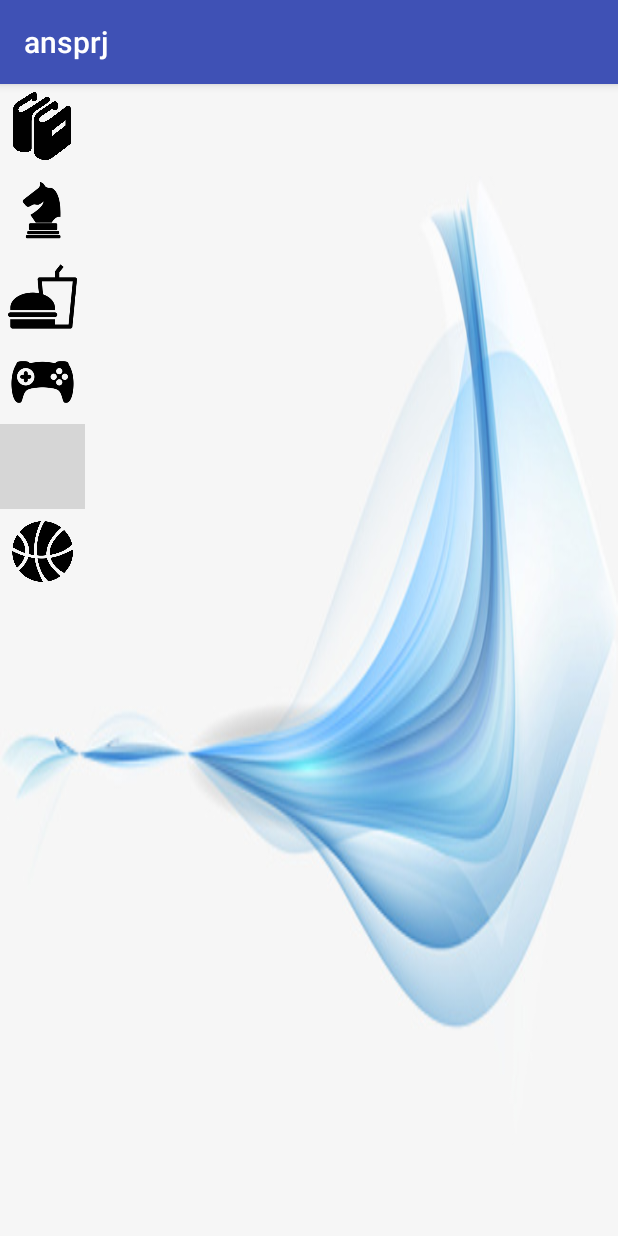
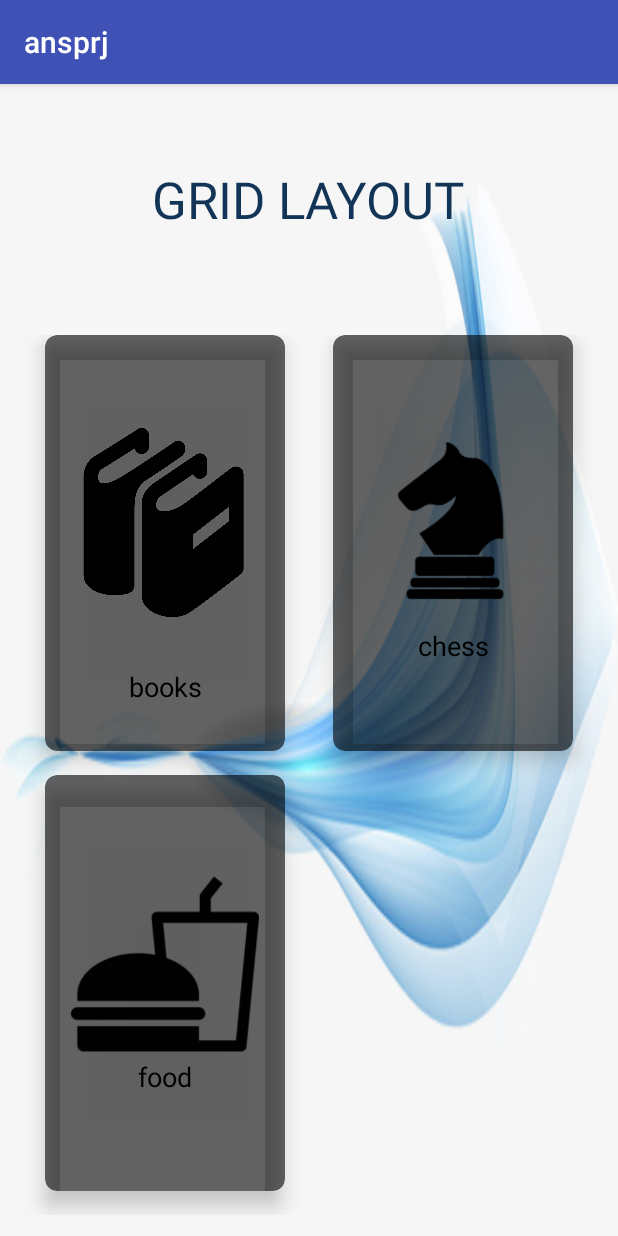
Before and after one commit to Anees123Najar/ansprj, an Android app: the wallActvty screen opened directly, with no data from a screen before it, on a phone screen of 412 x 824 dp. Run offline under Robolectric (Android 15) with nearby library versions, the phone set to English and light mode, and no system bars; grey boxes are pictures that could not be loaded.

Commit message:
22/10/18

```diff
--- a/app/build.gradle
+++ b/app/build.gradle
@@ -20,7 +20,9 @@ android {
 
 dependencies {
     implementation fileTree(dir: 'libs', include: ['*.jar'])
+    //noinspection GradleCompatible
     implementation 'com.android.support:appcompat-v7:28.0.0'
+    implementation 'com.android.support:cardview-v7:28.0.0'
     implementation 'com.android.support.constraint:constraint-layout:1.0.2'
     implementation 'com.android.support:design:28.0.0'
     implementation 'com.google.firebase:firebase-auth:11.6.0'
--- a/app/src/main/java/com/example/user/ansprj/wallActvty.java
+++ b/app/src/main/java/com/example/user/ansprj/wallActvty.java
@@ -13,15 +13,16 @@ public class wallActvty extends AppCompatActivity {
     protected void onCreate(Bundle savedInstanceState) {
         super.onCreate(savedInstanceState);
         setContentView(R.layout.activity_wall_actvty);
-        GridView gridvw = (GridView) findViewById(R.id.gridvw);
-        gridvw.setAdapter(new ImageAdapter(this));
 
-        gridvw.setOnItemClickListener(new AdapterView.OnItemClickListener() {
-            public void onItemClick(AdapterView<?> parent, View v,
-                                    int position, long id) {
-                Toast.makeText(wallActvty.this, "" + position,
-                        Toast.LENGTH_SHORT).show();
-            }
-        });
     }
 }
+    //GridView gridvw = (GridView) findViewById(R.id.gridvw);
+      //  gridvw.setAdapter(new ImageAdapter(this));
+
+//                gridvw.setOnItemClickListener(new AdapterView.OnItemClickListener() {
+//public void onItemClick(AdapterView<?> parent, View v,
+  //      int position, long id) {
+    //    Toast.makeText(wallActvty.this, "" + position,
+      //  Toast.LENGTH_SHORT).show();
+        //}
+        //});
--- a/app/src/main/res/layout/activity_wall_actvty.xml
+++ b/app/src/main/res/layout/activity_wall_actvty.xml
@@ -5,11 +5,145 @@
     android:layout_width="match_parent"
     android:layout_height="match_parent"
     android:background="@drawable/wvbckgrnd3"
+    android:orientation="vertical"
     android:gravity="center"
+    android:weightSum="10"
     tools:context=".wallActvty">
 
-    <GridView
-        android:id="@+id/gridvw"
+    <RelativeLayout
+        android:layout_weight="2"
         android:layout_width="match_parent"
-        android:layout_height="match_parent"></GridView>
+        android:layout_height="0dp">
+        <TextView
+            android:id="@+id/wllGridTv"
+            android:text="GRID LAYOUT"
+            android:textSize="34dp"
+            android:textColor="#123456"
+            android:layout_centerInParent="true"
+            android:layout_width="wrap_content"
+            android:layout_height="wrap_content" />
+
+    </RelativeLayout>
+
+    <GridLayout
+        android:columnCount="2"
+        android:rowCount="3"
+        android:alignmentMode="alignMargins"
+        android:columnOrderPreserved="false"
+        android:layout_weight="8"
+        android:layout_width="match_parent"
+        android:layout_height="0dp"
+        android:padding="14dp"
+        android:background="#00141414">
+        <!-- Row 1-->
+        <!-- column 1 -->
+        <android.support.v7.widget.CardView
+            android:layout_width="0dp"
+            android:layout_height="0dp"
+            android:layout_columnWeight="1"
+            android:layout_marginBottom="16dp"
+            android:layout_marginLeft="16dp"
+            android:layout_marginRight="16dp"
+            android:layout_rowWeight="1"
+            app:cardBackgroundColor="?android:attr/colorControlNormal"
+            app:cardCornerRadius="8dp"
+            app:cardElevation="8dp">
+
+            <LinearLayout
+                android:layout_width="wrap_content"
+                android:layout_height="wrap_content"
+                android:layout_gravity="center_horizontal|center_vertical"
+                android:layout_margin="16dp"
+                android:orientation="vertical">
+
+                <ImageView
+                    android:layout_width="match_parent"
+                    android:layout_height="192dp"
+                    android:src="@drawable/wllbksimg" />
+
+                <TextView
+                    android:layout_width="match_parent"
+                    android:layout_height="wrap_content"
+                    android:text="books"
+                    android:textAlignment="center"
+                    android:textColor="@android:color/black"
+                    android:textSize="18dp" />
+
+            </LinearLayout>
+        </android.support.v7.widget.CardView>
+
+        <!-- column 2 -->
+        <android.support.v7.widget.CardView
+            android:layout_width="0dp"
+            android:layout_height="0dp"
+            android:layout_columnWeight="1"
+            android:layout_marginBottom="16dp"
+            android:layout_marginLeft="16dp"
+            android:layout_marginRight="16dp"
+            android:layout_rowWeight="1"
+            app:cardBackgroundColor="?android:attr/colorControlNormal"
+            app:cardCornerRadius="8dp"
+            app:cardElevation="8dp">
+
+            <LinearLayout
+                android:layout_width="wrap_content"
+                android:layout_height="wrap_content"
+                android:layout_gravity="center_horizontal|center_vertical"
+                android:layout_margin="16dp"
+                android:orientation="vertical">
+
+                <ImageView
+                    android:layout_width="wrap_content"
+                    android:layout_height="137dp"
+                    android:src="@drawable/wllchsimg" />
+
+                <TextView
+                    android:layout_width="match_parent"
+                    android:layout_height="wrap_content"
+                    android:text="chess"
+                    android:textAlignment="center"
+                    android:textColor="@android:color/black"
+                    android:textSize="18dp" />
+
+            </LinearLayout>
+        </android.support.v7.widget.CardView>
+        <!-- Row 2-->
+        <!-- column 3 -->
+        <android.support.v7.widget.CardView
+            android:layout_width="0dp"
+            android:layout_height="0dp"
+            android:layout_columnWeight="1"
+            android:layout_marginBottom="16dp"
+            android:layout_marginLeft="16dp"
+            android:layout_marginRight="16dp"
+            android:layout_rowWeight="1"
+            app:cardBackgroundColor="?android:attr/colorControlNormal"
+            app:cardCornerRadius="8dp"
+            app:cardElevation="8dp">
+
+            <LinearLayout
+                android:layout_width="wrap_content"
+                android:layout_height="wrap_content"
+                android:layout_gravity="center_horizontal|center_vertical"
+                android:layout_margin="16dp"
+                android:orientation="vertical">
+
+                <ImageView
+                    android:layout_width="wrap_content"
+                    android:layout_height="125dp"
+                    android:src="@drawable/wllfodimg" />
+
+                <TextView
+                    android:layout_width="match_parent"
+                    android:layout_height="wrap_content"
+                    android:text="food"
+                    android:textAlignment="center"
+                    android:textColor="@android:color/black"
+                    android:textSize="18dp" />
+
+            </LinearLayout>
+        </android.support.v7.widget.CardView>
+
+    </GridLayout>
+
 </LinearLayout>
```
Also changed, not shown: 882 other files.
